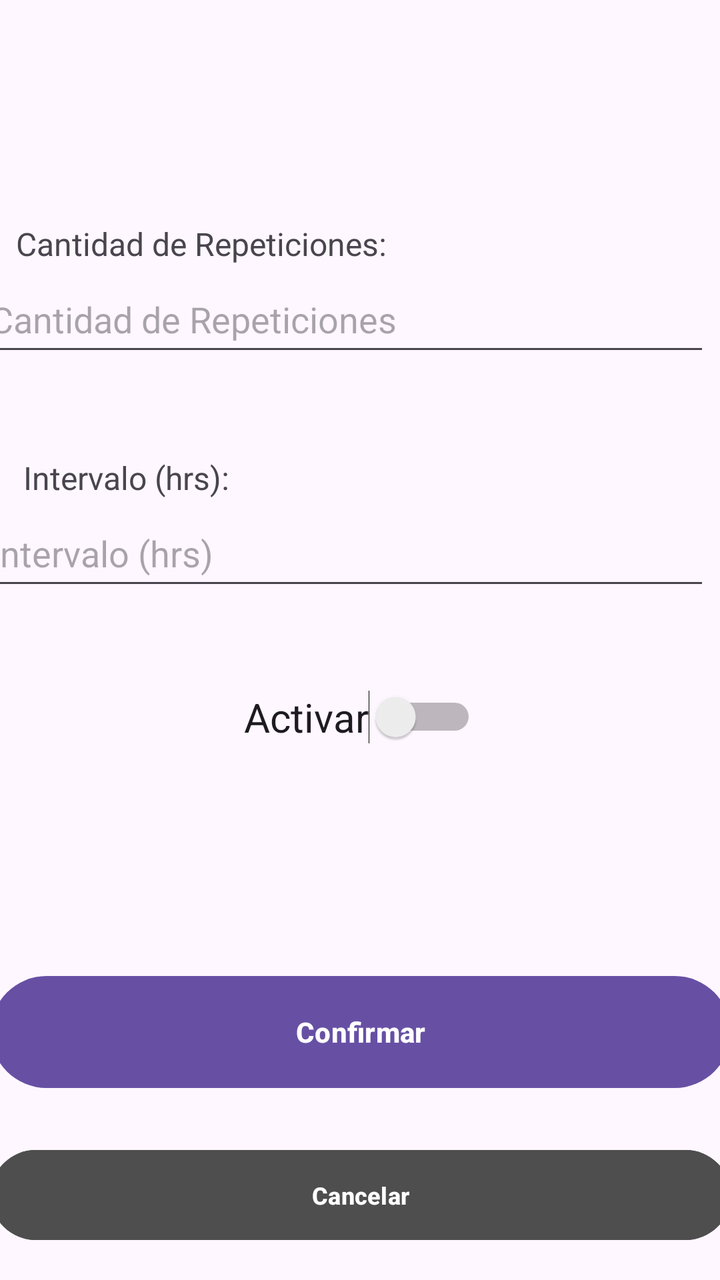
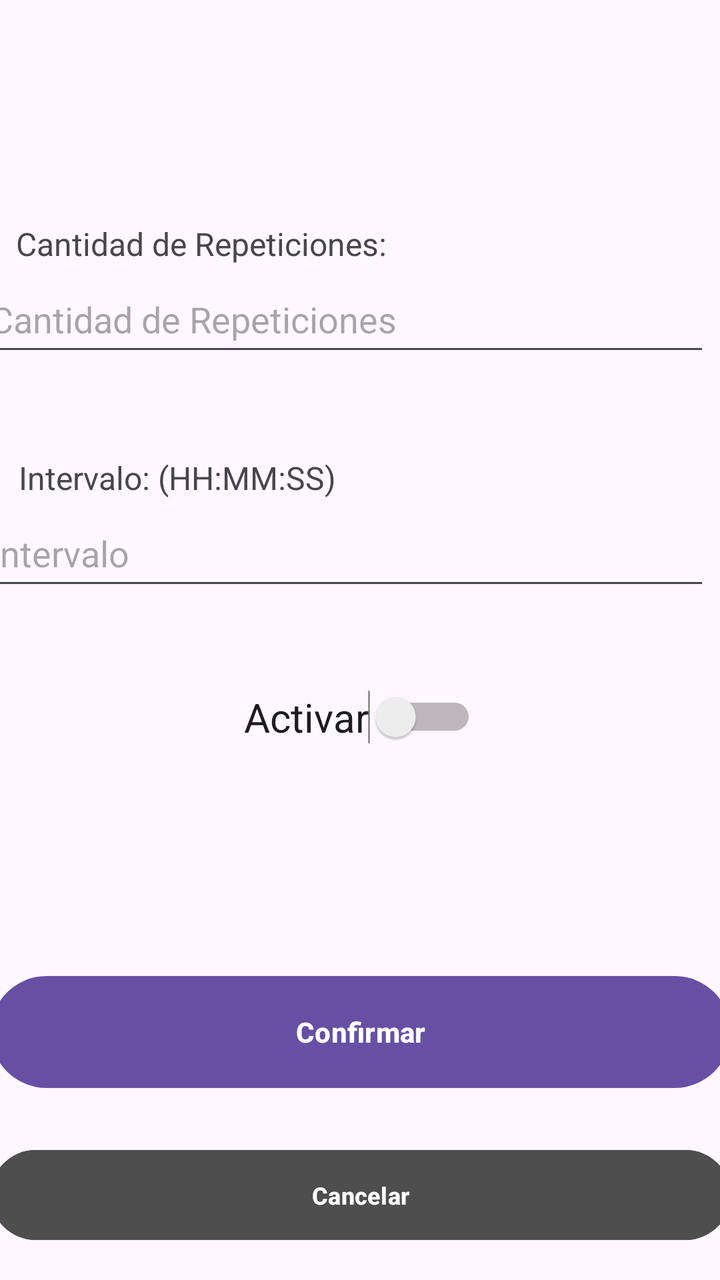

Screens rendered from an Android XML layout before and after an edit, with the pre-edit source and the edit as a unified diff.
<!-- AndroidManifest.xml: application theme Theme.MobilesVC -->
<!-- res/layout/recordatorio_edit_view.xml -->
<?xml version="1.0" encoding="utf-8"?>
<androidx.constraintlayout.widget.ConstraintLayout xmlns:android="http://schemas.android.com/apk/res/android"
    xmlns:app="http://schemas.android.com/apk/res-auto"
    xmlns:tools="http://schemas.android.com/tools"
    android:layout_width="match_parent"
    android:layout_height="match_parent">

    <TextView
        android:id="@+id/textView49"
        android:layout_width="200dp"
        android:layout_height="22dp"
        android:text="Cantidad de Repeticiones:"
        android:textSize="16sp"
        app:layout_constraintBottom_toTopOf="@+id/vCantidadEdit"
        app:layout_constraintEnd_toEndOf="parent"
        app:layout_constraintHorizontal_bias="0.051"
        app:layout_constraintStart_toStartOf="parent" />

    <TextView
        android:id="@+id/textView48"
        android:layout_width="130dp"
        android:layout_height="22dp"
        android:text="Intervalo (hrs):"
        android:textSize="16sp"
        app:layout_constraintBottom_toTopOf="@+id/vIntervaloEdit"
        app:layout_constraintEnd_toEndOf="parent"
        app:layout_constraintHorizontal_bias="0.051"
        app:layout_constraintStart_toStartOf="parent" />

    <com.google.android.material.textfield.TextInputEditText
        android:id="@+id/vIntervaloEdit"
        android:layout_width="364dp"
        android:layout_height="50dp"
        android:layout_marginStart="16dp"
        android:layout_marginEnd="31dp"
        android:layout_marginBottom="45dp"
        android:hint="Intervalo (hrs)"
        app:layout_constraintBottom_toTopOf="@+id/vEditEstado"
        app:layout_constraintEnd_toEndOf="parent"
        app:layout_constraintHorizontal_bias="0.5"
        app:layout_constraintStart_toStartOf="parent" />

    <com.google.android.material.textfield.TextInputEditText
        android:id="@+id/vCantidadEdit"
        android:layout_width="364dp"
        android:layout_height="50dp"
        android:layout_marginStart="16dp"
        android:layout_marginEnd="31dp"
        android:layout_marginBottom="67dp"
        android:hint="Cantidad de Repeticiones"
        app:layout_constraintBottom_toTopOf="@+id/vIntervaloEdit"
        app:layout_constraintEnd_toEndOf="parent"
        app:layout_constraintHorizontal_bias="0.5"
        app:layout_constraintStart_toStartOf="parent" />

    <Button
        android:id="@+id/vEditRecordatorio"
        android:layout_width="370dp"
        android:layout_height="64dp"
        android:layout_marginBottom="92dp"
        android:paddingVertical="14dp"
        android:text="Confirmar"
        android:textStyle="bold"
        app:layout_constraintBottom_toBottomOf="parent"
        app:layout_constraintEnd_toEndOf="parent"
        app:layout_constraintHorizontal_bias="0.5"
        app:layout_constraintStart_toStartOf="parent" />

    <TextView
        android:id="@+id/textView7"
        android:layout_width="wrap_content"
        android:layout_height="wrap_content"
        android:layout_marginStart="97dp"
        android:layout_marginTop="58dp"
        android:layout_marginEnd="97dp"
        android:layout_marginBottom="143dp"
        android:fontFamily="sans-serif"
        android:text="Editar Recordatorio"
        android:textColor="#000000"
        android:textSize="34sp"
        android:textStyle="bold|italic"
        app:layout_constraintBottom_toTopOf="@+id/vCantidadEdit"
        app:layout_constraintEnd_toEndOf="parent"
        app:layout_constraintStart_toStartOf="parent"
        app:layout_constraintTop_toTopOf="parent"
        tools:textSize="26sp" />

    <Button
        android:id="@+id/vVolverRecordatorioEdit"
        android:layout_width="370dp"
        android:layout_height="53dp"
        android:layout_marginHorizontal="24dp"
        android:layout_marginBottom="16dp"
        android:backgroundTint="#4E4E4E"
        android:paddingVertical="10dp"
        android:text="Cancelar"
        android:textSize="12sp"
        android:textStyle="bold"
        android:visibility="visible"
        app:layout_constraintBottom_toBottomOf="parent"
        app:layout_constraintEnd_toEndOf="parent"
        app:layout_constraintHorizontal_bias="0.5"
        app:layout_constraintStart_toStartOf="parent" />

    <Switch
        android:id="@+id/vEditEstado"
        android:layout_width="wrap_content"
        android:layout_height="wrap_content"
        android:layout_marginBottom="112dp"
        android:text="Activar"
        android:textSize="20sp"
        app:layout_constraintBottom_toTopOf="@+id/vEditRecordatorio"
        app:layout_constraintEnd_toEndOf="parent"
        app:layout_constraintHorizontal_bias="0.5"
        app:layout_constraintStart_toStartOf="parent"
        tools:textSize="20sp" />

</androidx.constraintlayout.widget.ConstraintLayout>
<!-- resources referenced by this layout -->
<resources>
  <style name="Theme.MobilesVC" parent="Base.Theme.MobilesVC" />
  <style name="Base.Theme.MobilesVC" parent="Theme.Material3.DayNight.NoActionBar">
          
          
      </style>
</resources>

<!-- the commit's change to res/layout/recordatorio_edit_view.xml (unified diff, before → after) -->
@@ -18,9 +18,9 @@
 
     <TextView
         android:id="@+id/textView48"
-        android:layout_width="130dp"
+        android:layout_width="180dp"
         android:layout_height="22dp"
-        android:text="Intervalo (hrs):"
+        android:text="Intervalo: (HH:MM:SS)"
         android:textSize="16sp"
         app:layout_constraintBottom_toTopOf="@+id/vIntervaloEdit"
         app:layout_constraintEnd_toEndOf="parent"
@@ -34,7 +34,7 @@
         android:layout_marginStart="16dp"
         android:layout_marginEnd="31dp"
         android:layout_marginBottom="45dp"
-        android:hint="Intervalo (hrs)"
+        android:hint="Intervalo"
         app:layout_constraintBottom_toTopOf="@+id/vEditEstado"
         app:layout_constraintEnd_toEndOf="parent"
         app:layout_constraintHorizontal_bias="0.5"
